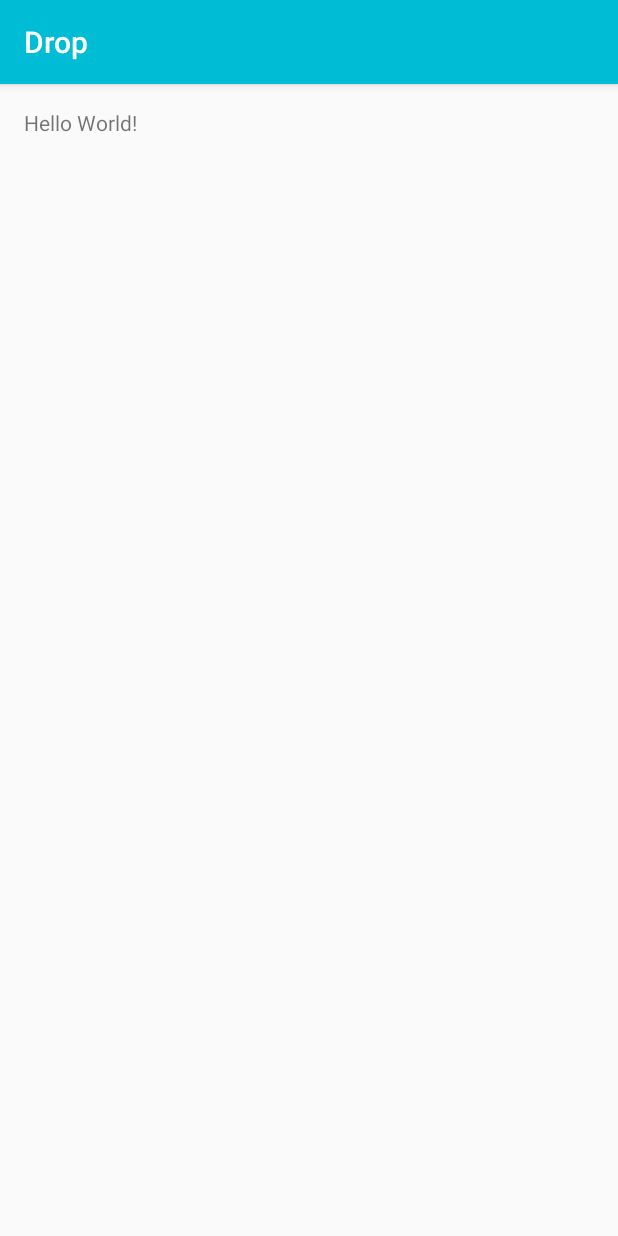
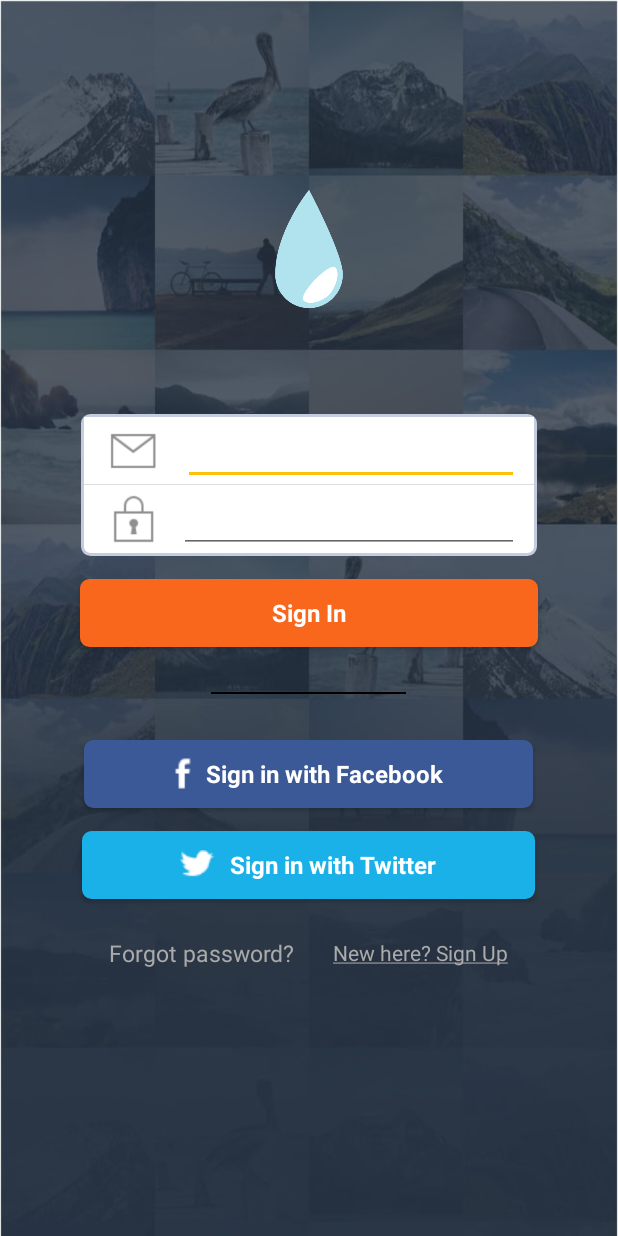
Before and after one commit to sunjayden/Drop, an Android app: the screen it shows after launch (MainActivity), on a phone screen of 412 x 824 dp. Run offline under Robolectric (Android 15) with nearby library versions, the phone set to English and light mode, and no system bars.

Commit message:
added sign in screen UI

```diff
--- a/app/build.gradle
+++ b/app/build.gradle
@@ -5,7 +5,7 @@ android {
     buildToolsVersion "25.0.2"
     defaultConfig {
         applicationId "gatech.cs2340.android.drop"
-        minSdkVersion 17
+        minSdkVersion 19
         targetSdkVersion 25
         versionCode 1
         versionName "1.0"
@@ -17,10 +17,12 @@ android {
             proguardFiles getDefaultProguardFile('proguard-android.txt'), 'proguard-rules.pro'
         }
     }
+    productFlavors {
+    }
 }
 
 dependencies {
-    compile fileTree(dir: 'libs', include: ['*.jar'])
+    compile fileTree(include: ['*.jar'], dir: 'libs')
     androidTestCompile('com.android.support.test.espresso:espresso-core:2.2.2', {
         exclude group: 'com.android.support', module: 'support-annotations'
     })
--- /dev/null
+++ b/app/src/main/res/drawable/border_bottom.xml
@@ -0,0 +1,13 @@
+<?xml version="1.0" encoding="utf-8"?>
+<layer-list xmlns:android="http://schemas.android.com/apk/res/android">
+    <item>
+        <shape android:shape="rectangle">
+            <solid android:color="#FFDDDDDD" />
+        </shape>
+    </item>
+    <item android:bottom="1dp">
+        <shape android:shape="rectangle">
+            <solid android:color="#ffffff" />
+        </shape>
+    </item>
+</layer-list>
--- /dev/null
+++ b/app/src/main/res/drawable/fb_rounded_corner.xml
@@ -0,0 +1,25 @@
+<shape
+    xmlns:android="http://schemas.android.com/apk/res/android"
+    android:shape="rectangle"   >
+
+    <solid
+        android:color="#3b5997" >
+    </solid>
+
+    <stroke
+        android:width="2dp"
+        android:color="#3b5997" >
+    </stroke>
+
+    <padding
+        android:left="2dp"
+        android:top="2dp"
+        android:right="2dp"
+        android:bottom="2dp"    >
+    </padding>
+
+    <corners
+        android:radius="5dp">
+    </corners>
+
+</shape>
--- /dev/null
+++ b/app/src/main/res/drawable/sign_in_rounder_corner.xml
@@ -0,0 +1,25 @@
+<shape
+    xmlns:android="http://schemas.android.com/apk/res/android"
+    android:shape="rectangle"   >
+
+    <solid
+        android:color="#f9671d" >
+    </solid>
+
+    <stroke
+        android:width="2dp"
+        android:color="#f9671d" >
+    </stroke>
+
+    <padding
+        android:left="2dp"
+        android:top="2dp"
+        android:right="2dp"
+        android:bottom="2dp"    >
+    </padding>
+
+    <corners
+        android:radius="5dp">
+    </corners>
+
+</shape>
--- /dev/null
+++ b/app/src/main/res/drawable/text_filed_rounded_corner.xml
@@ -0,0 +1,25 @@
+<shape
+    xmlns:android="http://schemas.android.com/apk/res/android"
+    android:shape="rectangle"   >
+
+    <solid
+        android:color="#ffffff" >
+    </solid>
+
+    <stroke
+        android:width="2dp"
+        android:color="#C4CDE0" >
+    </stroke>
+
+    <padding
+        android:left="2dp"
+        android:top="2dp"
+        android:right="2dp"
+        android:bottom="2dp"    >
+    </padding>
+
+    <corners
+        android:radius="5dp">
+    </corners>
+
+</shape>
--- /dev/null
+++ b/app/src/main/res/drawable/tw_rounded_corner.xml
@@ -0,0 +1,25 @@
+<shape
+    xmlns:android="http://schemas.android.com/apk/res/android"
+    android:shape="rectangle"   >
+
+    <solid
+        android:color="#19b1e7" >
+    </solid>
+
+    <stroke
+        android:width="2dp"
+        android:color="#19b1e7" >
+    </stroke>
+
+    <padding
+        android:left="2dp"
+        android:top="2dp"
+        android:right="2dp"
+        android:bottom="2dp"    >
+    </padding>
+
+    <corners
+        android:radius="5dp">
+    </corners>
+
+</shape>
--- a/app/src/main/res/layout/activity_main.xml
+++ b/app/src/main/res/layout/activity_main.xml
@@ -1,17 +1,124 @@
 <?xml version="1.0" encoding="utf-8"?>
-<RelativeLayout xmlns:android="http://schemas.android.com/apk/res/android"
+<LinearLayout xmlns:android="http://schemas.android.com/apk/res/android"
     xmlns:tools="http://schemas.android.com/tools"
     android:id="@+id/activity_main"
     android:layout_width="match_parent"
     android:layout_height="match_parent"
+    android:background="@drawable/sign_in_background"
+    android:orientation="vertical"
     android:paddingBottom="@dimen/activity_vertical_margin"
     android:paddingLeft="@dimen/activity_horizontal_margin"
     android:paddingRight="@dimen/activity_horizontal_margin"
     android:paddingTop="@dimen/activity_vertical_margin"
     tools:context="gatech.cs2340.android.drop.controllers.MainActivity">
 
-    <TextView
+    <ImageView
+        android:id="@+id/sign_in_logo"
+        android:layout_width="match_parent"
+        android:layout_height="100dp"
+        android:layout_marginBottom="60dp"
+        android:layout_marginTop="100dp"
+        android:scaleType="fitCenter"
+        android:src="@drawable/logo" />
+
+    <LinearLayout
         android:layout_width="wrap_content"
         android:layout_height="wrap_content"
-        android:text="Hello World!" />
-</RelativeLayout>
+        android:layout_gravity="center"
+        android:background="@drawable/text_filed_rounded_corner"
+        android:orientation="vertical">
+
+        <LinearLayout
+            android:layout_width="300dp"
+            android:layout_height="45dp"
+            android:background="@drawable/border_bottom"
+            android:orientation="horizontal">
+
+            <ImageView
+                android:layout_width="wrap_content"
+                android:layout_height="wrap_content"
+                android:layout_margin="10dp"
+                android:scaleType="centerInside"
+                android:src="@drawable/envelope" />
+
+            <EditText
+                android:id="@+id/username_text"
+                android:layout_width="match_parent"
+                android:layout_height="match_parent"
+                android:layout_marginRight="10dp" />
+        </LinearLayout>
+
+        <LinearLayout
+            android:layout_width="300dp"
+            android:layout_height="45dp"
+            android:layout_gravity="center"
+            android:orientation="horizontal">
+
+            <ImageView
+                android:layout_width="wrap_content"
+                android:layout_height="wrap_content"
+                android:layout_marginBottom="6dp"
+                android:layout_marginLeft="13dp"
+                android:layout_marginRight="10dp"
+                android:layout_marginTop="6dp"
+                android:scaleType="centerInside"
+                android:src="@drawable/lock" />
+
+            <EditText
+                android:id="@+id/password"
+                android:layout_width="match_parent"
+                android:layout_height="match_parent"
+                android:layout_marginRight="10dp" />
+        </LinearLayout>
+    </LinearLayout>
+
+    <Button
+        style="@style/Button"
+        android:background="@drawable/sign_in_rounder_corner"
+        android:text="@string/sign_in" />
+
+    <View
+        android:layout_width="130dp"
+        android:layout_height="1dp"
+        android:layout_gravity="center"
+        android:layout_marginBottom="15dp"
+        android:layout_marginTop="30dp"
+        android:background="@android:color/black" />
+
+    <Button
+        style="@style/Button_image"
+        android:background="@drawable/fb_rounded_corner"
+        android:drawableLeft="@drawable/fb"
+        android:drawablePadding="10dp"
+        android:text="@string/sign_in_fb" />
+
+    <Button
+        style="@style/Button_image"
+        android:background="@drawable/tw_rounded_corner"
+        android:drawableLeft="@drawable/twitter"
+        android:paddingLeft="65dp"
+        android:paddingRight="65dp"
+        android:text="@string/sign_in_twitter" />
+
+    <LinearLayout
+        android:layout_width="match_parent"
+        android:layout_height="wrap_content"
+        android:layout_marginTop="25dp"
+        android:gravity="center">
+
+        <TextView
+            android:layout_width="wrap_content"
+            android:layout_height="wrap_content"
+            android:text="@string/forgot_password"
+            android:textColor="@android:color/darker_gray"
+            android:textSize="15dp" />
+
+        <TextView
+            android:layout_width="wrap_content"
+            android:layout_height="wrap_content"
+            android:layout_marginLeft="25dp"
+            android:text="@string/sign_up"
+            android:textColor="@android:color/darker_gray"
+            android:textSize="14dp" />
+    </LinearLayout>
+</LinearLayout>
--- a/app/src/main/res/values/colors.xml
+++ b/app/src/main/res/values/colors.xml
@@ -4,4 +4,6 @@
     <color name="colorPrimaryDark">#0097A7</color>
     <color name="colorAccent">#FFC107</color>
     <color name="splash_background">#FFFFFF</color>
+    <color name="white">#FFFFFF</color>
+    <color name="sign_in">#f9671d</color>
 </resources>
--- a/app/src/main/res/values/strings.xml
+++ b/app/src/main/res/values/strings.xml
@@ -1,3 +1,8 @@
 <resources>
     <string name="app_name">Drop</string>
+    <string name="sign_in">Sign In</string>
+    <string name="forgot_password">Forgot password?</string>
+    <string name="sign_up"><u>New here? Sign Up</u></string>
+    <string name="sign_in_fb">Sign in with Facebook</string>
+    <string name="sign_in_twitter">Sign in with Twitter</string>
 </resources>
--- a/app/src/main/res/values/styles.xml
+++ b/app/src/main/res/values/styles.xml
@@ -1,15 +1,40 @@
 <resources>
 
     <!-- Base application theme. -->
-    <style name="AppTheme" parent="Theme.AppCompat.Light.DarkActionBar">
+    <style name="AppTheme" parent="Theme.AppCompat.Light.NoActionBar">
         <!-- Customize your theme here. -->
         <item name="colorPrimary">@color/colorPrimary</item>
         <item name="colorPrimaryDark">@color/colorPrimaryDark</item>
         <item name="colorAccent">@color/colorAccent</item>
+        <item name="android:windowTranslucentStatus">true</item>
+        <item name="android:windowTranslucentNavigation">true</item>
     </style>
 
     <style name="AppTheme.Splash" parent ="Theme.AppCompat.Light">
         <item name="android:windowBackground">@drawable/splash_screen</item>
         <item name="android:windowNoTitle">true</item>
     </style>
+
+    <style name="Button" parent ="AppTheme">
+        <item name="android:textStyle">bold</item>
+        <item name="android:textColor">#ffffff</item>
+        <item name="android:textSize">16sp</item>
+        <item name="android:layout_width">305dp</item>
+        <item name="android:layout_height">45dp</item>
+        <item name="android:layout_gravity">center</item>
+        <item name="android:layout_marginTop">15dp</item>
+    </style>
+
+    <style name="Button_image" parent ="AppTheme">
+        <item name="android:layout_width">wrap_content</item>
+        <item name="android:layout_height">45dp</item>
+        <item name="android:textStyle">bold</item>
+        <item name="android:textColor">#ffffff</item>
+        <item name="android:textSize">16sp</item>
+        <item name="android:layout_gravity">center</item>
+        <item name="android:paddingLeft">60dp</item>
+        <item name="android:paddingRight">60dp</item>
+        <item name="android:drawablePadding">10dp</item>
+        <item name="android:layout_marginTop">15dp</item>
+    </style>
 </resources>
```
Also changed, not shown: app/src/main/res/drawable/envelope.png (added), app/src/main/res/drawable/fb.png (added), app/src/main/res/drawable/lock.png (added), app/src/main/res/drawable/logo.png (added), app/src/main/res/drawable/sign_in_background.jpg (added), app/src/main/res/drawable/twitter.png (added).
